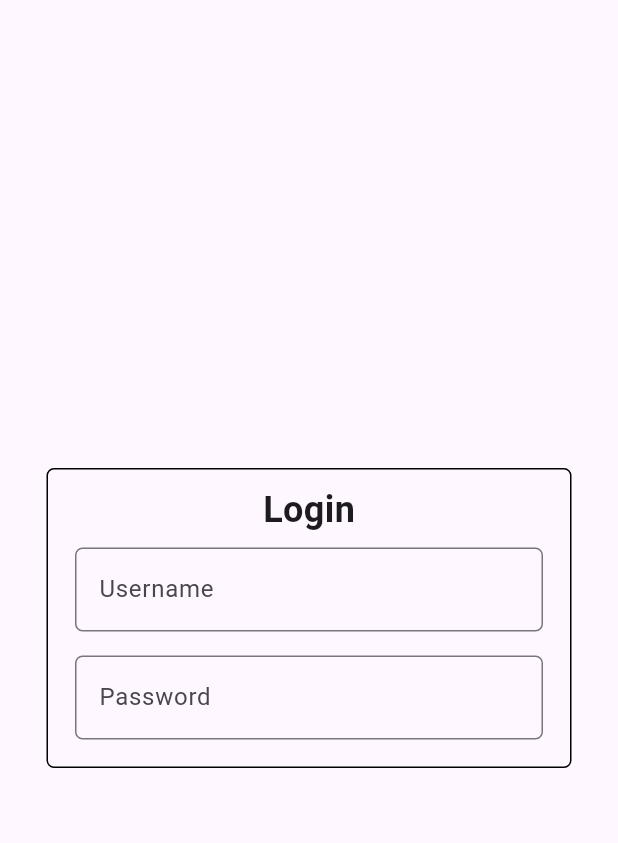
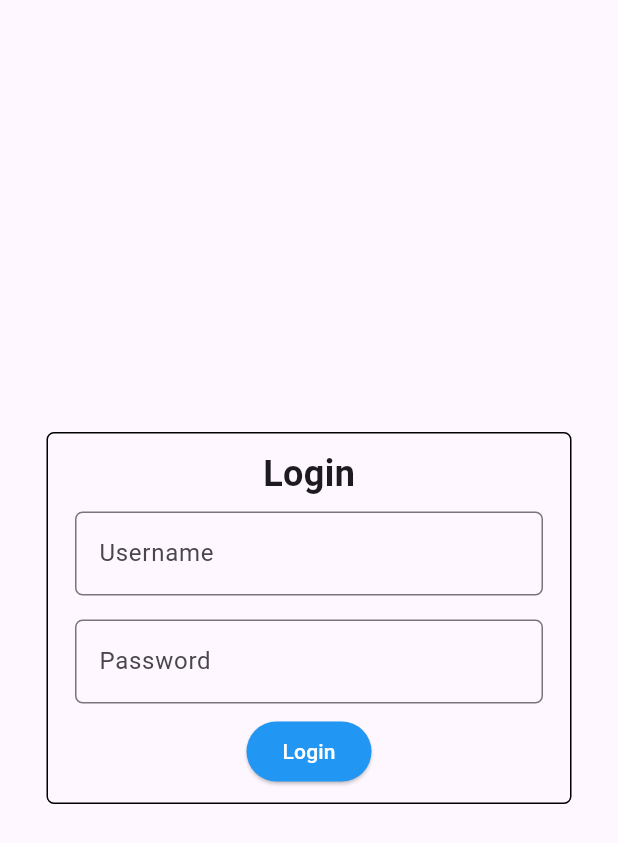
Before and after one commit to qussaif10/flutter-frontend, a Flutter app: the screen it shows after launch, on a phone screen of 412 x 824 dp. Shown: the top 843 px of the screen. Run offline on Flutter 3.47's test engine with Material 3 defaults, Android fonts, the phone set to English and light mode, and no system bars.

Commit message:
added a login button

```diff
--- a/lib/main.dart
+++ b/lib/main.dart
@@ -73,6 +73,16 @@ class _LoginFormState extends State<LoginForm> {
                       ),
                     ),
                   ),
+                  ElevatedButton(
+                    onPressed: () {
+                      // Handle login logic
+                    },
+                    style: ElevatedButton.styleFrom(
+                      foregroundColor: Colors.white,
+                      backgroundColor: Colors.blue, // Text color
+                    ),
+                    child: const Text('Login'),
+                  )
                 ],
               ),
             ),
@@ -82,7 +92,6 @@ class _LoginFormState extends State<LoginForm> {
     );
   }
 }
-
 
 class SingUpForm extends StatefulWidget {
   const SingUpForm({super.key});
```
